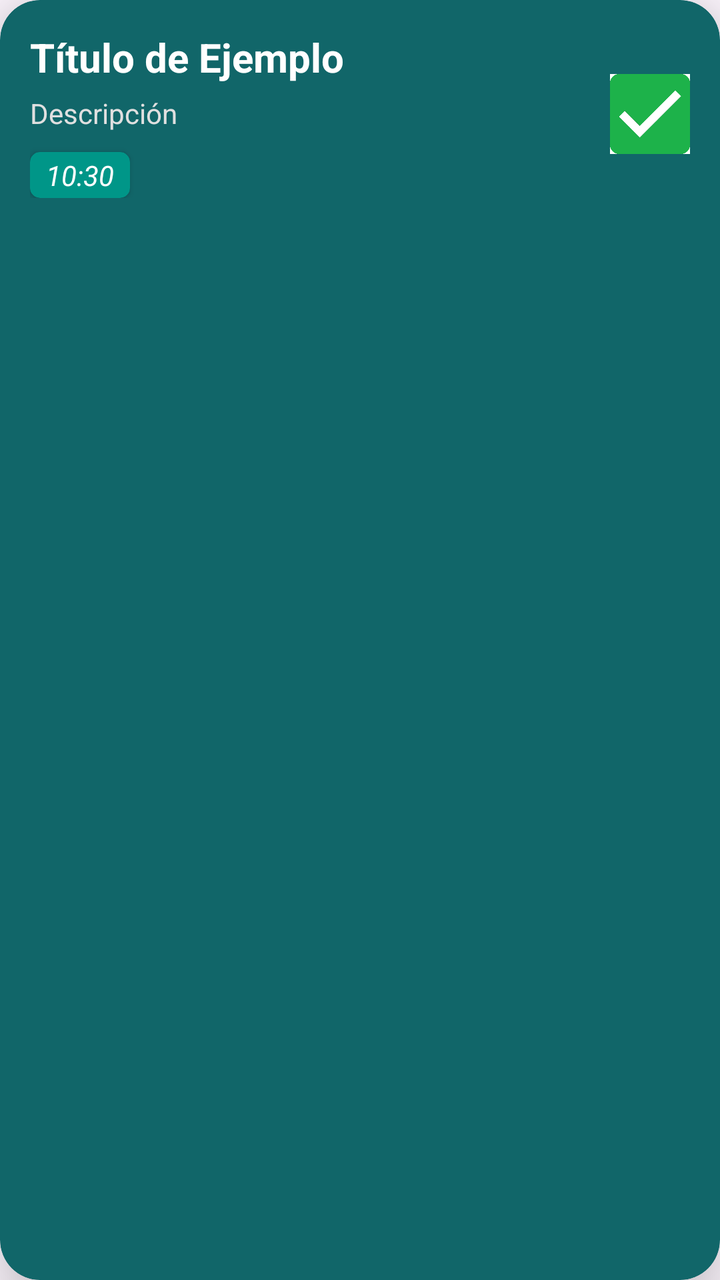
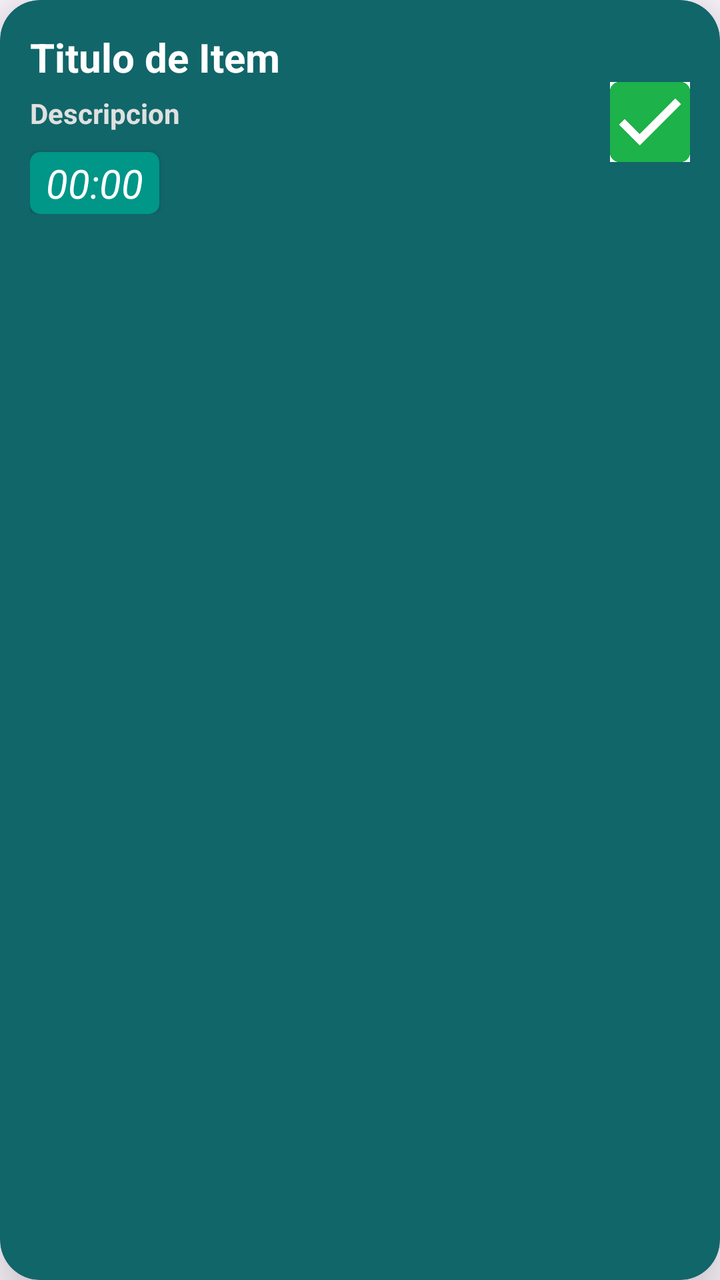

The first picture is an Android layout as it rendered before a commit; the second is the same layout after the commit. The layout source and the unified diff follow.
<!-- AndroidManifest.xml: application theme Theme.SuperSexiBoys -->
<!-- res/layout/item_tarea.xml -->
<?xml version="1.0" encoding="utf-8"?>
<androidx.cardview.widget.CardView
    xmlns:android="http://schemas.android.com/apk/res/android"
    xmlns:app="http://schemas.android.com/apk/res-auto"
    android:layout_width="match_parent"
    android:layout_height="wrap_content"
    android:layout_marginBottom="15dp"
    app:cardCornerRadius="20dp"
    app:cardElevation="20dp"
    app:cardBackgroundColor="@color/verde_oscuro">

    <LinearLayout
        android:layout_width="match_parent"
        android:layout_height="wrap_content"
        android:orientation="horizontal"
        android:padding="15dp"
        android:gravity="center_vertical">

        <LinearLayout
            android:layout_width="0dp"
            android:layout_height="wrap_content"
            android:layout_weight="1"
            android:orientation="vertical">

            <TextView
                android:id="@+id/tvTitulo"
                android:layout_width="match_parent"
                android:layout_height="wrap_content"
                android:text="Título de Ejemplo"
                android:textSize="20sp"
                android:textStyle="bold"
                android:textColor="@color/white" />

            <TextView
                android:id="@+id/descripcion"
                android:layout_width="match_parent"
                android:layout_height="wrap_content"
                android:layout_marginTop="5dp"
                android:text="Descripción"
                android:textSize="14sp"
                android:textColor="#E0E0E0" />

            <androidx.cardview.widget.CardView
                android:layout_width="wrap_content"
                android:layout_height="wrap_content"
                android:layout_marginTop="10dp"
                app:cardCornerRadius="5dp"
                app:cardBackgroundColor="@color/verde_claro_sergio">

                <TextView
                    android:id="@+id/tiempo"
                    android:layout_width="wrap_content"
                    android:layout_height="wrap_content"
                    android:paddingStart="8dp"
                    android:paddingEnd="8dp"
                    android:paddingTop="2dp"
                    android:paddingBottom="2dp"
                    android:text="10:30"
                    android:textSize="14sp"
                    android:textStyle="italic"
                    android:textColor="@color/white" />
            </androidx.cardview.widget.CardView>
        </LinearLayout>

        <LinearLayout
            android:layout_width="wrap_content"
            android:layout_height="wrap_content"
            android:orientation="vertical"
            android:gravity="center">


            <CheckBox
                android:id="@+id/checkTerminar"
                android:layout_width="40dp"
                android:layout_height="40dp"
                android:background="@drawable/checkbox_tarea"
                android:button="@null"/>


        </LinearLayout>

    </LinearLayout>
</androidx.cardview.widget.CardView>
<!-- resources referenced by this layout -->
<resources>
  <color name="verde_claro_sergio">#009688</color>
  <color name="verde_oscuro">#116669</color>
  <color name="white">#FFFFFFFF</color>
  <!-- drawable checkbox_tarea (drawable) -->
  <?xml version="1.0" encoding="utf-8"?>
  <selector xmlns:android="http://schemas.android.com/apk/res/android">
      <item android:drawable="@drawable/checkverdadero" android:state_checked="false" />
  </selector>
  <style name="Theme.SuperSexiBoys" parent="Base.Theme.SuperSexiBoys" />
  <!-- drawable checkverdadero: jpeg bitmap (drawable, 38357 bytes) -->
  <style name="Base.Theme.SuperSexiBoys" parent="Theme.Material3.DayNight.NoActionBar">
          
          
      </style>
</resources>

<!-- the commit's change to res/layout/item_tarea.xml (unified diff, before → after) -->
@@ -7,46 +7,47 @@
     android:layout_marginBottom="15dp"
     app:cardCornerRadius="20dp"
     app:cardElevation="20dp"
-    app:cardBackgroundColor="@color/verde_oscuro">
-
+    app:cardBackgroundColor="@color/verde_oscuro"
+    >
     <LinearLayout
         android:layout_width="match_parent"
         android:layout_height="wrap_content"
         android:orientation="horizontal"
         android:padding="15dp"
-        android:gravity="center_vertical">
-
+        android:gravity="center_vertical"
+        >
         <LinearLayout
             android:layout_width="0dp"
             android:layout_height="wrap_content"
             android:layout_weight="1"
-            android:orientation="vertical">
-
+            android:orientation="vertical"
+            >
             <TextView
-                android:id="@+id/tvTitulo"
+                android:id="@+id/tituloItem"
                 android:layout_width="match_parent"
                 android:layout_height="wrap_content"
-                android:text="Título de Ejemplo"
+                android:text="@string/titulo_items"
                 android:textSize="20sp"
                 android:textStyle="bold"
-                android:textColor="@color/white" />
-
+                android:textColor="@color/white"
+                />
             <TextView
                 android:id="@+id/descripcion"
                 android:layout_width="match_parent"
                 android:layout_height="wrap_content"
                 android:layout_marginTop="5dp"
-                android:text="Descripción"
+                android:text="@string/descrip_items"
                 android:textSize="14sp"
-                android:textColor="#E0E0E0" />
-
+                android:textColor="#E0E0E0"
+                android:textStyle="bold"
+                />
             <androidx.cardview.widget.CardView
                 android:layout_width="wrap_content"
                 android:layout_height="wrap_content"
                 android:layout_marginTop="10dp"
                 app:cardCornerRadius="5dp"
-                app:cardBackgroundColor="@color/verde_claro_sergio">
-
+                app:cardBackgroundColor="@color/verde_claro_sergio"
+                >
                 <TextView
                     android:id="@+id/tiempo"
                     android:layout_width="wrap_content"
@@ -55,10 +56,11 @@
                     android:paddingEnd="8dp"
                     android:paddingTop="2dp"
                     android:paddingBottom="2dp"
-                    android:text="10:30"
-                    android:textSize="14sp"
+                    android:text="@string/hora_items"
+                    android:textSize="20sp"
                     android:textStyle="italic"
-                    android:textColor="@color/white" />
+                    android:textColor="@color/white"
+                    />
             </androidx.cardview.widget.CardView>
         </LinearLayout>
 
@@ -66,18 +68,15 @@
             android:layout_width="wrap_content"
             android:layout_height="wrap_content"
             android:orientation="vertical"
-            android:gravity="center">
-
-
+            android:gravity="center"
+            >
             <CheckBox
                 android:id="@+id/checkTerminar"
                 android:layout_width="40dp"
                 android:layout_height="40dp"
                 android:background="@drawable/checkbox_tarea"
-                android:button="@null"/>
-
-
+                android:button="@null"
+                />
         </LinearLayout>
-
     </LinearLayout>
 </androidx.cardview.widget.CardView>
<!-- resource entries referenced after the edit -->
@@ -8,6 +8,9 @@
   <selector xmlns:android="http://schemas.android.com/apk/res/android">
       <item android:drawable="@drawable/checkverdadero" android:state_checked="false" />
   </selector>
+  <string name="descrip_items">Descripcion</string>
+  <string name="hora_items">00:00</string>
+  <string name="titulo_items">Titulo de Item</string>
   <style name="Theme.SuperSexiBoys" parent="Base.Theme.SuperSexiBoys" />
   <!-- drawable checkverdadero: jpeg bitmap (drawable, 38357 bytes) -->
   <style name="Base.Theme.SuperSexiBoys" parent="Theme.Material3.DayNight.NoActionBar">
